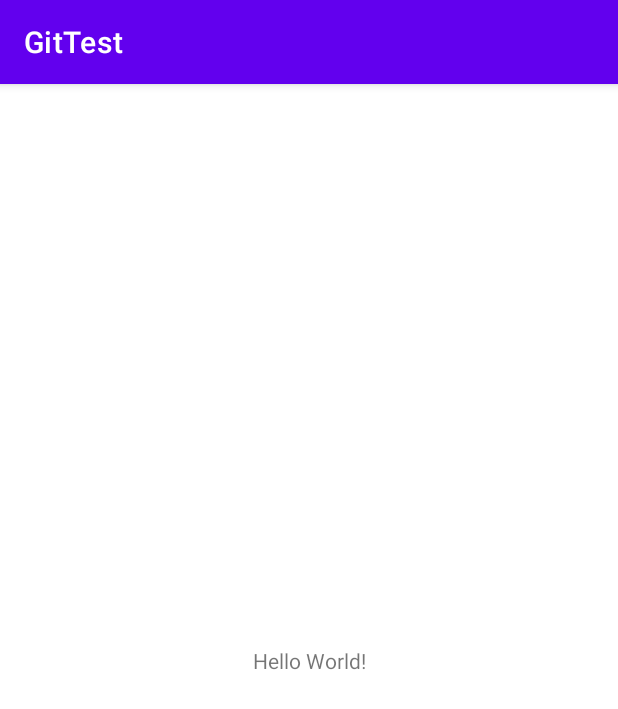
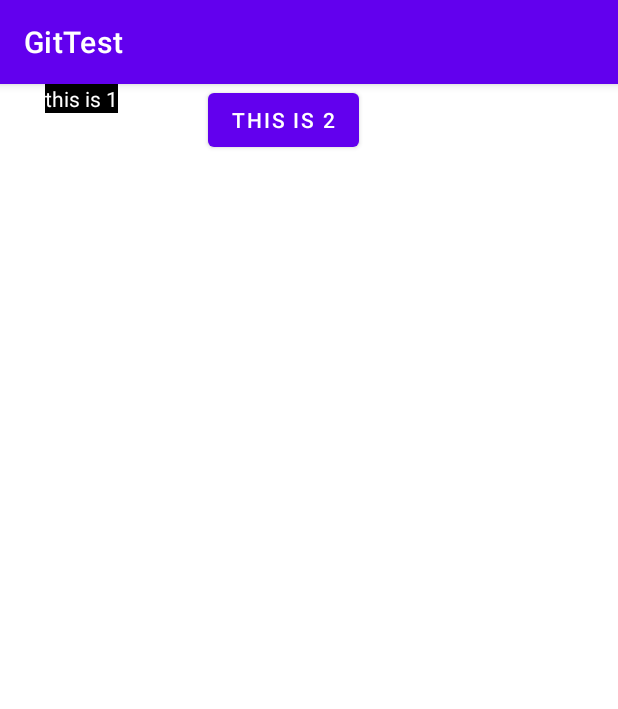
Before and after one commit to linxiaoAngus1121/git_test_now, an Android app: the screen it shows after launch (MainActivity), on a phone screen of 412 x 824 dp. Shown: the top 709 px of the screen. Run offline under Robolectric (Android 15) with nearby library versions, the phone set to English and light mode, and no system bars.

```diff
--- a/app/src/main/java/com/example/gittest/MainActivity.kt
+++ b/app/src/main/java/com/example/gittest/MainActivity.kt
@@ -9,8 +9,4 @@ class MainActivity : AppCompatActivity() {
         setContentView(R.layout.activity_main)
     }
 
-    //这是master分支新增的onRestart方法
-    override fun onRestart() {
-        super.onRestart()
-    }
 }
--- /dev/null
+++ b/app/src/main/java/com/example/gittest/ParentLayout.kt
@@ -0,0 +1,72 @@
+package com.example.gittest
+
+import android.content.Context
+import android.util.AttributeSet
+import android.util.Log
+import android.view.ViewGroup
+import androidx.core.view.marginEnd
+import androidx.core.view.marginStart
+
+/**
+ *
+ * 请描述类的作用
+ * @author linxiao date: 2022年2月25日, 0025 10:51
+ */
+class ParentLayout : ViewGroup {
+    constructor(context: Context) : this(context, null)
+
+    constructor(context: Context, attr: AttributeSet?) : super(context, attr)
+
+    override fun onLayout(changed: Boolean, l: Int, t: Int, r: Int, b: Int) {
+        var cWidth = 0
+        var startLeft: Int
+        var startRight: Int
+        var startTop: Int
+        var startBottom: Int
+        for (index in 0 until childCount) {     //until 不包含最后一个
+            val child = getChildAt(index)
+            val marginStart = child.marginStart
+            //cWidth(上一个的宽度)+marginStart(开始的margin)+ (getChildAt(index - 1)?.marginEnd ?: 0)上一个的marginEnd
+            // 因为这个是体现在startLeft的，所以是得在startLeft上做处理，不能放在startRight去处理
+            startLeft = cWidth + marginStart + (getChildAt(index - 1)?.marginEnd ?: 0)
+            startRight = startLeft + child.measuredWidth
+            startTop = 0
+            startBottom = startTop + child.measuredHeight
+            cWidth += startRight
+            child.layout(startLeft, startTop, startRight, startBottom)
+        }
+        Log.d(TestMeasureMode.TAG, "this is onLayout")
+    }
+
+    override fun onMeasure(widthMeasureSpec: Int, heightMeasureSpec: Int) {
+        val widthMode = MeasureSpec.getMode(widthMeasureSpec)
+        val heightMode = MeasureSpec.getMode(heightMeasureSpec)
+        val widthSize = MeasureSpec.getSize(widthMeasureSpec)
+        val heightSize = MeasureSpec.getSize(heightMeasureSpec)
+        measureChildren(widthMeasureSpec, heightMeasureSpec)
+        when (widthMode) {
+            MeasureSpec.EXACTLY -> {
+                Log.d(TestMeasureMode.TAG, "this is widthMode--EXACTLY")
+            }
+            MeasureSpec.AT_MOST -> {
+                Log.d(TestMeasureMode.TAG, "this is widthMode--AT_MOST")
+            }
+
+        }
+
+        when (heightMode) {
+            MeasureSpec.EXACTLY -> {
+                Log.d(TestMeasureMode.TAG, "this is heightMode--EXACTLY")
+            }
+            MeasureSpec.AT_MOST -> {
+                Log.d(TestMeasureMode.TAG, "this is heightMode--AT_MOST")
+            }
+
+        }
+        setMeasuredDimension(widthSize, heightSize)
+    }
+
+    override fun generateLayoutParams(attrs: AttributeSet?): LayoutParams {
+        return MarginLayoutParams(context, attrs)
+    }
+}
--- a/app/src/main/res/layout/activity_main.xml
+++ b/app/src/main/res/layout/activity_main.xml
@@ -1,18 +1,31 @@
 <?xml version="1.0" encoding="utf-8"?>
-<androidx.constraintlayout.widget.ConstraintLayout xmlns:android="http://schemas.android.com/apk/res/android"
-    xmlns:app="http://schemas.android.com/apk/res-auto"
+<com.example.gittest.ParentLayout xmlns:android="http://schemas.android.com/apk/res/android"
     xmlns:tools="http://schemas.android.com/tools"
-    android:layout_width="match_parent"
-    android:layout_height="match_parent"
+    android:layout_width="wrap_content"
+    android:layout_height="wrap_content"
     tools:context=".MainActivity">
+    <!--
+        <com.example.gittest.TestMeasureMode
+            android:layout_width="wrap_content"
+            android:layout_height="100dp"
+            android:background="@color/black"
+            app:layout_constraintStart_toStartOf="parent"
+            app:layout_constraintTop_toTopOf="parent" />-->
 
     <TextView
         android:layout_width="wrap_content"
         android:layout_height="wrap_content"
-        android:text="Hello World!"
-        app:layout_constraintBottom_toBottomOf="parent"
-        app:layout_constraintLeft_toLeftOf="parent"
-        app:layout_constraintRight_toRightOf="parent"
-        app:layout_constraintTop_toTopOf="parent" />
+        android:layout_marginStart="30dp"
+        android:layout_marginEnd="30dp"
+        android:background="@color/black"
+        android:text="this is 1"
+        android:textColor="@color/white" />
 
-</androidx.constraintlayout.widget.ConstraintLayout>
+    <Button
+        android:layout_width="wrap_content"
+        android:layout_height="wrap_content"
+        android:layout_marginEnd="50dp"
+        android:layout_marginStart="30dp"
+        android:text="this is 2"
+        android:textColor="@color/white" />
+</com.example.gittest.ParentLayout>
```
Also changed, not shown: app/src/main/java/com/example/gittest/FinalNeed.kt (deleted, +0 -12 lines), app/src/main/java/com/example/gittest/Need.kt (deleted, +0 -9 lines), app/src/main/java/com/example/gittest/TestMeasureMode.kt (added, +60 -0 lines), app/src/main/java/com/example/gittest/Utils.kt (added, +24 -0 lines), app/src/main/java/com/example/gittest/a.kt (deleted, +0 -17 lines).
